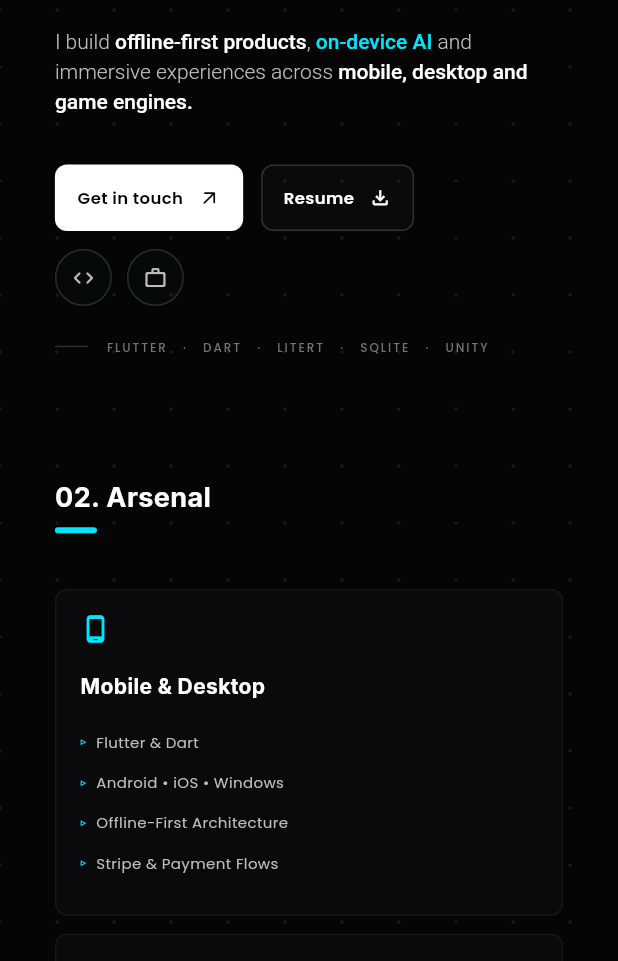
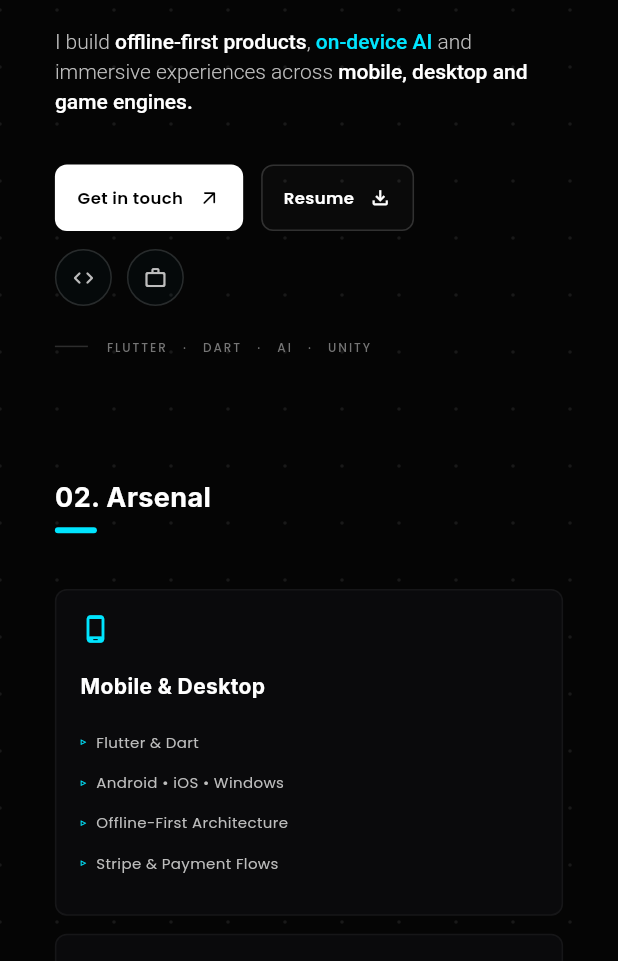
Before and after one commit to SarthakGupta2912/Sarthak_Portfolio_Website, a Flutter app: the screen it shows after launch, after a tap on "Lens illusion", on a phone screen of 412 x 824 dp, the part 275-1236 px from its top. Run offline on Flutter 3.47's test engine with Material 3 defaults, Android fonts, the light colour scheme and no system bars; Roboto replaces fonts that are missing (Inter, Poppins).

Commit message:
Update hero stack tags and clean lens hover grid

```diff
--- a/lib/main.dart
+++ b/lib/main.dart
@@ -567,6 +567,10 @@ class _LensOverlayPainter extends CustomPainter {
 
   static const double _radius = 230;
   static final Paint _glowPaint = Paint();
+  static final Paint _coverPaint = Paint()
+    ..color = const Color(0xFF050505)
+    ..strokeWidth = 3.6
+    ..strokeCap = StrokeCap.round;
   static final Paint _dotPaint = Paint()
     ..color = const Color(0x9900E5FF)
     ..strokeWidth = 3.2
@@ -578,12 +582,7 @@ class _LensOverlayPainter extends CustomPainter {
     final Offset mouse = repaint.smoothedPos;
     if (mouse.dx < 0 || mouse.dy < 0) return;
 
-    final Rect glow = Rect.fromCircle(center: mouse, radius: _radius);
-    _glowPaint.shader = const RadialGradient(
-      colors: [Color(0x1F00E5FF), Color(0x0000E5FF)],
-    ).createShader(glow);
-    canvas.drawCircle(mouse, _radius, _glowPaint);
-
+    final List<Offset> covers = <Offset>[];
     final List<Offset> points = <Offset>[];
     for (final Offset anchor in anchors) {
       final double dx = anchor.dx - mouse.dx;
@@ -591,6 +590,7 @@ class _LensOverlayPainter extends CustomPainter {
       final double distSq = dx * dx + dy * dy;
       if (distSq >= _radius * _radius) continue;
 
+      covers.add(anchor);
       final double dist = math.sqrt(distSq);
       final double t = 1 - dist / _radius;
       final double push = t * t * 12;
@@ -602,6 +602,17 @@ class _LensOverlayPainter extends CustomPainter {
         );
       }
     }
+
+    // Hide the inactive grey grid under the lens so only the cyan field reads.
+    if (covers.isNotEmpty) {
+      canvas.drawPoints(ui.PointMode.points, covers, _coverPaint);
+    }
+
+    final Rect glow = Rect.fromCircle(center: mouse, radius: _radius);
+    _glowPaint.shader = const RadialGradient(
+      colors: [Color(0x1F00E5FF), Color(0x0000E5FF)],
+    ).createShader(glow);
+    canvas.drawCircle(mouse, _radius, _glowPaint);
 
     if (points.isNotEmpty) {
       canvas.drawPoints(ui.PointMode.points, points, _dotPaint);
@@ -959,7 +970,7 @@ class HeroSection extends StatelessWidget {
             const SizedBox(width: 12),
             Flexible(
               child: Text(
-                'FLUTTER   ·   DART   ·   LITERT   ·   SQLITE   ·   UNITY',
+                'FLUTTER   ·   DART   ·   AI   ·   UNITY',
                 style: appPoppins(
                   fontSize: stackSize,
                   fontWeight: FontWeight.w500,
```
